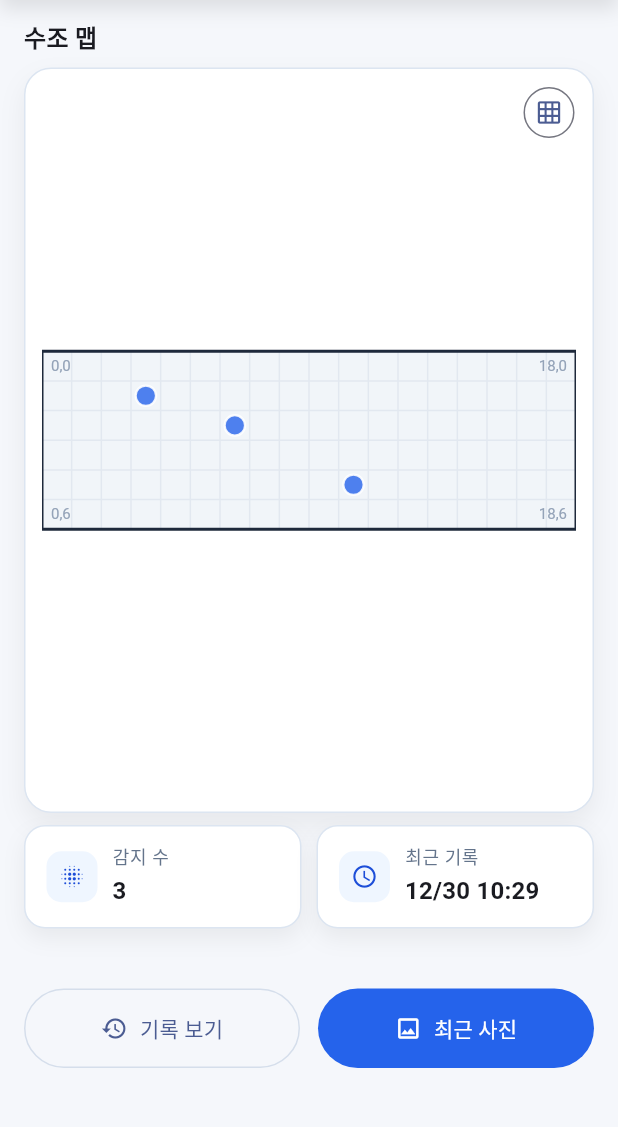
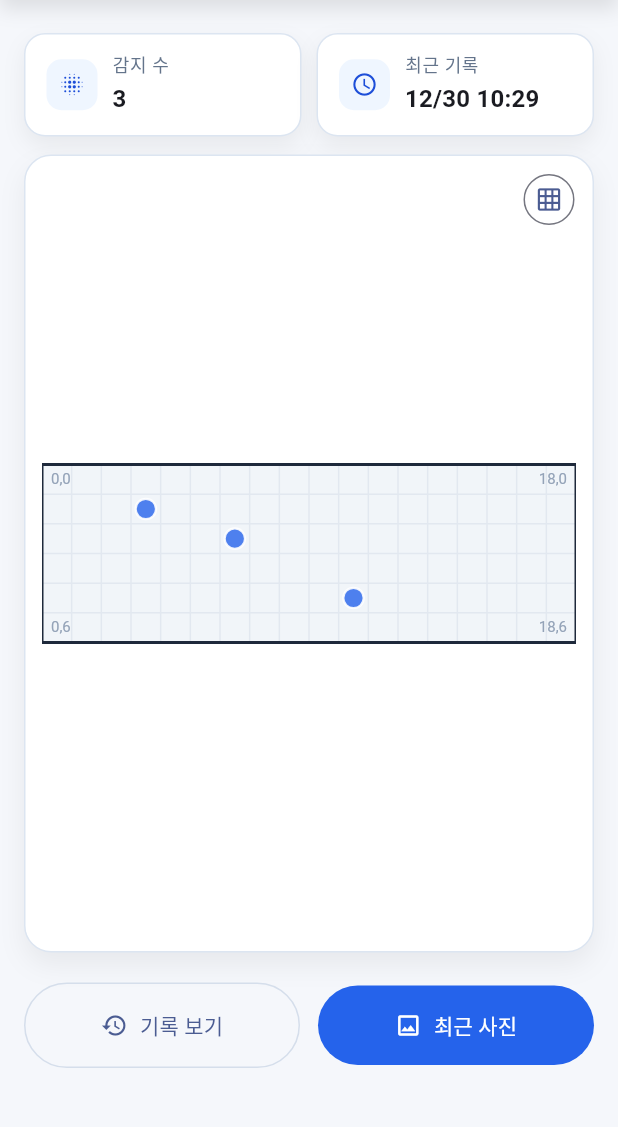
Before and after one commit to dkswoans/haeyangSsuraegi, a Flutter app: the screen it shows after launch, on a phone screen of 412 x 824 dp, the part 108-1235 px from its top. Run offline on Flutter 3.47's test engine with Material 3 defaults, Android fonts, the phone set to English and light mode, and no system bars; our stand-ins replace cached_network_image, flutter_riverpod, shared_preferences.

Commit message:
202512302011

```diff
--- a/lib/ui/screens/dashboard_screen.dart
+++ b/lib/ui/screens/dashboard_screen.dart
@@ -84,6 +84,13 @@ class _DashboardScreenState extends ConsumerState<DashboardScreen> {
             padding: const EdgeInsets.fromLTRB(16, 12, 16, 20),
             child: Column(
               children: [
+                const SizedBox(height: 10),
+                _MetricsRow(
+                  total: photos.length,
+                  latest: latest,
+                  formatter: formatter,
+                ),
+                const SizedBox(height: 4),
                 Expanded(
                   child: _TankSection(
                     items: photos,
@@ -92,13 +99,8 @@ class _DashboardScreenState extends ConsumerState<DashboardScreen> {
                     onSelect: (item) => _showPhotoModal(context, item),
                   ),
                 ),
-                const SizedBox(height: 8),
-                _MetricsRow(
-                  total: photos.length,
-                  latest: latest,
-                  formatter: formatter,
-                ),
-                const SizedBox(height: 40),
+                const SizedBox(height: 20),
+
                 _ActionRow(
                   onLatest: latest == null
                       ? null
@@ -254,7 +256,6 @@ class _TankSection extends StatelessWidget {
     return Column(
       crossAxisAlignment: CrossAxisAlignment.start,
       children: [
-        Text('수조 맵', style: titleStyle),
         const SizedBox(height: 8),
         Expanded(
           child: Stack(
@@ -526,7 +527,7 @@ class _ActionRow extends StatelessWidget {
           child: OutlinedButton.icon(
             onPressed: onHistory,
             style: OutlinedButton.styleFrom(
-              padding: const EdgeInsets.symmetric(vertical: 16),
+              padding: const EdgeInsets.symmetric(vertical: 18),
               side: const BorderSide(color: Color(0xFFD5DEEB)),
             ),
             icon: const Icon(Icons.history),
```
